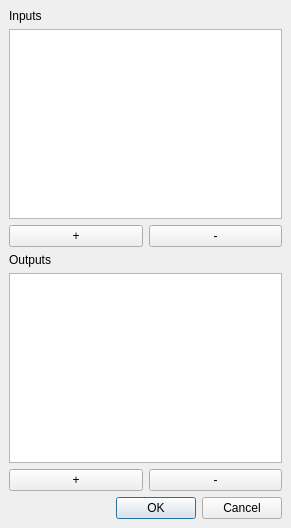
Above: src/visualea/resources/ioconfig.ui from openalea/visualea before the change. Below: the same form after it.
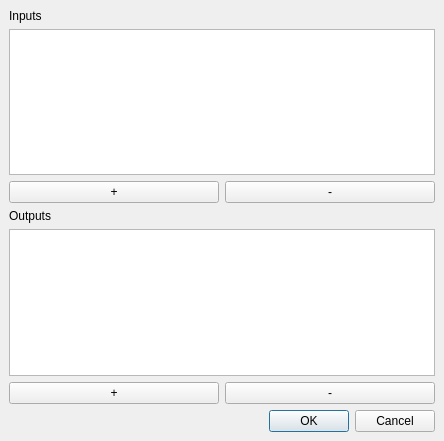
That is the form after the change.

What changed in the file:
```diff
--- a/src/visualea/resources/ioconfig.ui
+++ b/src/visualea/resources/ioconfig.ui
@@ -5,8 +5,8 @@
    <rect>
     <x>0</x>
     <y>0</y>
-    <width>291</width>
-    <height>528</height>
+    <width>444</width>
+    <height>441</height>
    </rect>
   </property>
   <property name="windowTitle" >
```
